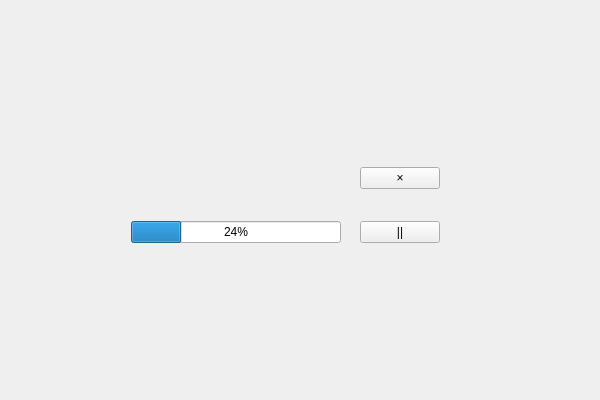
First picture: the form in downloadcard.ui, repository muxinyu1/download-helper, before the edit.
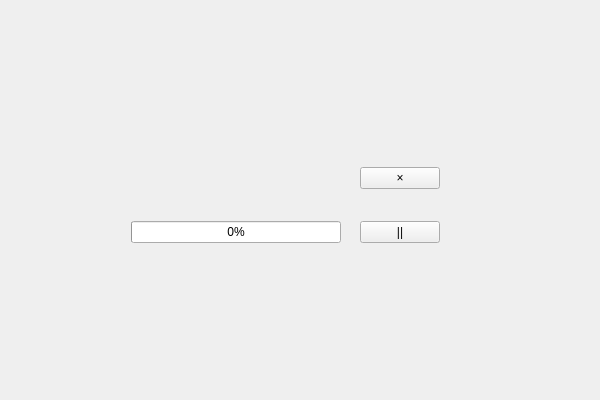
Second picture: the form after the edit.

Patch:
```diff
--- a/downloadcard.ui
+++ b/downloadcard.ui
@@ -52,7 +52,7 @@
       <item>
        <widget class="QProgressBar" name="progressBar">
         <property name="value">
-         <number>24</number>
+         <number>0</number>
         </property>
        </widget>
       </item>
```
